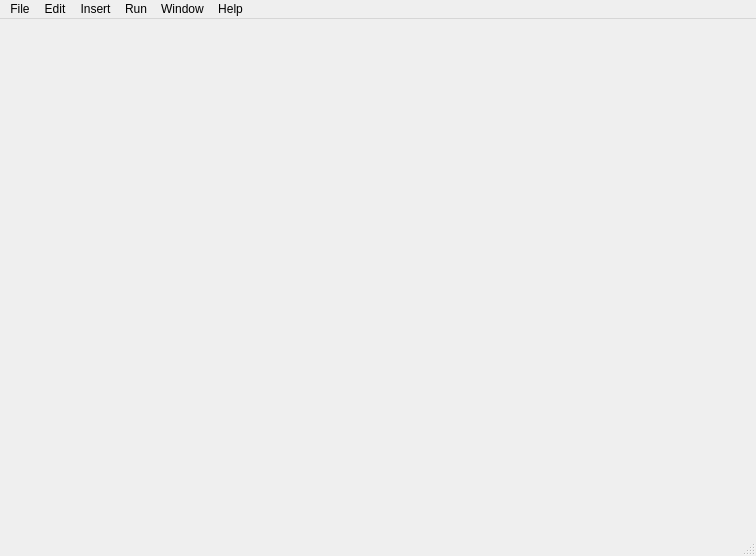
Qt form src/plugins/coregui/mainwindow.ui (victor-yacovlev/kumir2) before a commit.
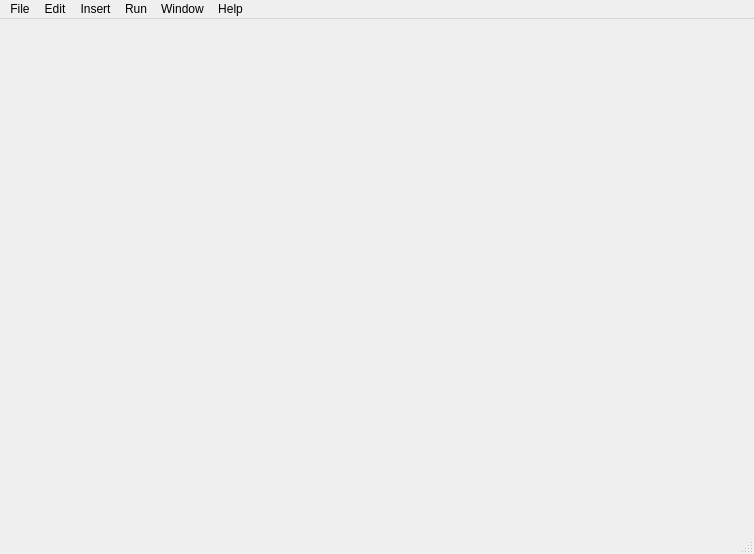
The same form after that commit. Custom widgets are drawn as their Qt base class.

```diff
--- a/src/plugins/coregui/mainwindow.ui
+++ b/src/plugins/coregui/mainwindow.ui
@@ -6,15 +6,15 @@
    <rect>
     <x>0</x>
     <y>0</y>
-    <width>756</width>
-    <height>556</height>
+    <width>754</width>
+    <height>554</height>
    </rect>
   </property>
   <property name="windowTitle">
    <string>Kumir</string>
   </property>
   <property name="tabShape">
-   <enum>QTabWidget::Rounded</enum>
+   <enum>QTabWidget::Triangular</enum>
   </property>
   <property name="dockNestingEnabled">
    <bool>true</bool>
@@ -53,7 +53,7 @@
     <rect>
      <x>0</x>
      <y>0</y>
-     <width>756</width>
+     <width>754</width>
      <height>21</height>
     </rect>
    </property>
```
